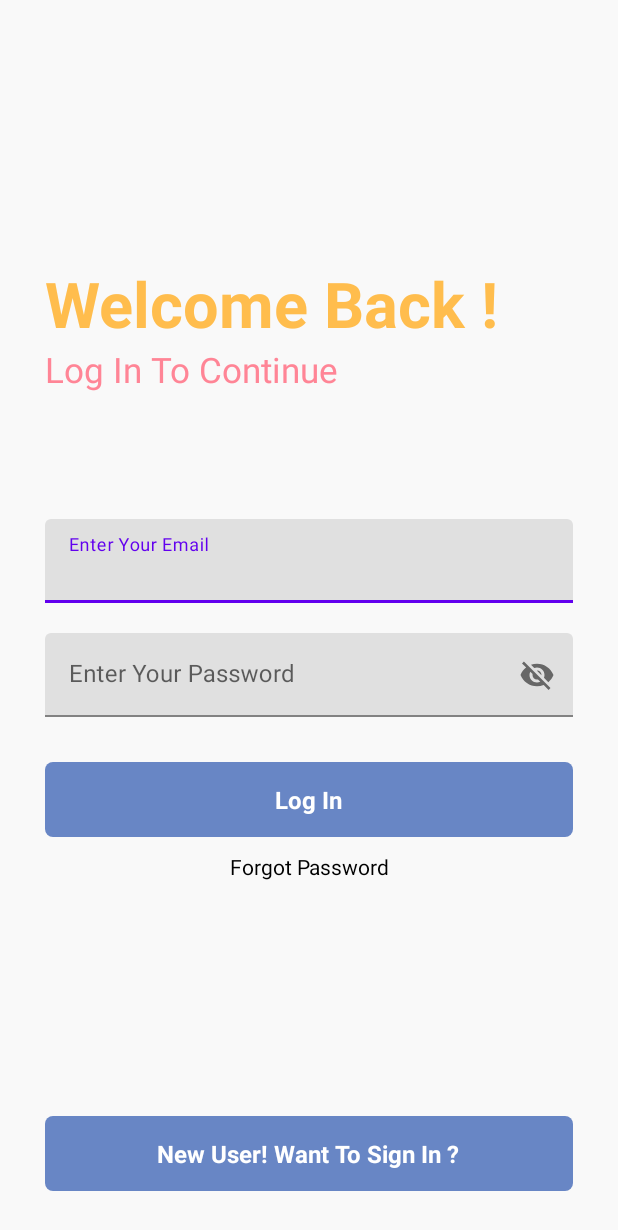
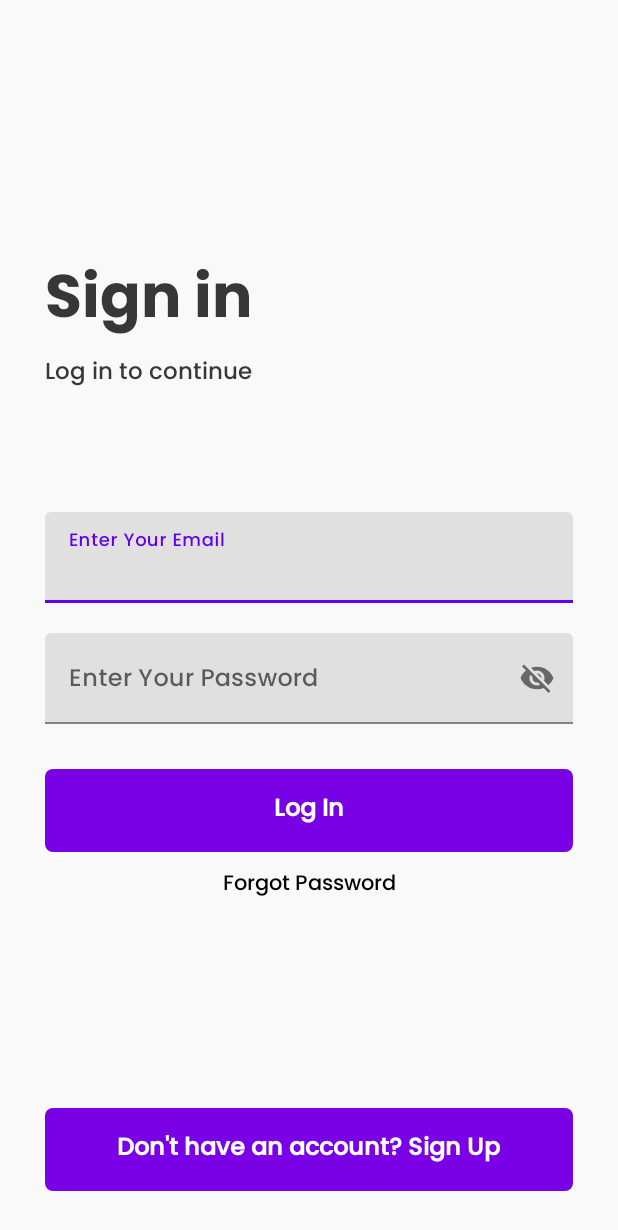
Before and after one commit to Glen1004/notesapp, an Android app: the screen it shows after launch (MainActivity), on a phone screen of 412 x 824 dp. Shown: the top 1230 px of the screen. Run offline under Robolectric (Android 15) with nearby library versions, the light colour scheme and no system bars; our stand-ins replace Firebase (no records; nobody signed in at launch, a user with empty details on screens opened directly).

Commit message:
updated UI of forgot, sign in, sign up

```diff
--- a/app/src/main/res/drawable/button_design.xml
+++ b/app/src/main/res/drawable/button_design.xml
@@ -1,7 +1,7 @@
 <?xml version="1.0" encoding="utf-8"?>
 <shape xmlns:android="http://schemas.android.com/apk/res/android">
 
-    <solid android:color="#6886c5">
+    <solid android:color="#7A00E6">
 
     </solid>
 
--- a/app/src/main/res/layout/activity_editnoteactivity.xml
+++ b/app/src/main/res/layout/activity_editnoteactivity.xml
@@ -19,6 +19,7 @@
             android:paddingTop="12dp"
             android:textSize="20sp"
             android:textStyle="bold"
+            android:fontFamily="@font/poppins_medium"
             android:textColor="@color/black"
             android:id="@+id/edittitleofnote" />
 
--- a/app/src/main/res/layout/activity_main.xml
+++ b/app/src/main/res/layout/activity_main.xml
@@ -41,9 +41,10 @@
         <TextView
             android:layout_width="match_parent"
             android:layout_height="wrap_content"
-            android:text="Welcome Back !"
-            android:textSize="42sp"
-            android:textColor="#FFBD4D"
+            android:fontFamily="@font/poppins_bold"
+            android:text="Sign in "
+            android:textColor="#383737 "
+            android:textSize="40sp"
             android:textStyle="bold">
 
         </TextView>
@@ -51,9 +52,10 @@
         <TextView
             android:layout_width="match_parent"
             android:layout_height="wrap_content"
-            android:text="Log In To Continue"
-            android:textSize="23sp"
-            android:textColor="#FF8596">
+            android:text="Log in to continue"
+            android:fontFamily="@font/poppins_medium"
+            android:textSize="15sp"
+            android:textColor="#383737">
 
         </TextView>
 
@@ -75,6 +77,7 @@
             android:layout_width="match_parent"
             android:layout_height="wrap_content"
             android:hint="Enter Your Email"
+            android:fontFamily="@font/poppins_medium"
             android:inputType="textEmailAddress"
             tools:ignore="SpeakableTextPresentCheck">
 
@@ -97,6 +100,7 @@
             android:layout_width="match_parent"
             android:layout_height="wrap_content"
             android:hint="Enter Your Password"
+            android:fontFamily="@font/poppins_medium"
             tools:ignore="SpeakableTextPresentCheck">
 
         </EditText>
@@ -106,7 +110,7 @@
 
     <RelativeLayout
         android:layout_width="match_parent"
-        android:layout_height="50dp"
+        android:layout_height="55dp"
         android:layout_marginLeft="30dp"
         android:layout_marginRight="30dp"
         android:layout_marginTop="30dp"
@@ -117,13 +121,13 @@
         <TextView
             android:layout_width="wrap_content"
             android:layout_height="wrap_content"
-            android:textStyle="bold"
+            android:layout_centerInParent="true"
             android:layout_marginStart="8dp"
+            android:text="Log In"
+            android:fontFamily="@font/poppins_medium"
+            android:textColor="@color/white"
             android:textSize="16sp"
-            android:text="Log In"
-            android:layout_centerInParent="true"
-            android:textColor="@color/white"
-            ></TextView>
+            android:textStyle="bold"></TextView>
 
     </RelativeLayout>
 
@@ -137,12 +141,13 @@
         android:textColor="@color/black"
         android:layout_below="@id/login"
         android:layout_marginTop="10dp"
+        android:fontFamily="@font/poppins_medium"
         android:textAlignment="center"
         ></TextView>
 
     <RelativeLayout
         android:layout_width="match_parent"
-        android:layout_height="50dp"
+        android:layout_height="55dp"
         android:layout_marginLeft="30dp"
         android:layout_marginRight="30dp"
         android:layout_marginBottom="30dp"
@@ -153,19 +158,15 @@
         <TextView
             android:layout_width="wrap_content"
             android:layout_height="wrap_content"
-            android:textStyle="bold"
+            android:layout_centerInParent="true"
             android:layout_marginStart="8dp"
+            android:fontFamily="@font/poppins_medium"
+            android:text="Don't have an account? Sign Up"
+            android:textColor="@color/white"
             android:textSize="16sp"
-            android:text="New User! Want To Sign In ?"
-            android:layout_centerInParent="true"
-            android:textColor="@color/white"
-            ></TextView>
+            android:textStyle="bold"></TextView>
 
     </RelativeLayout>
 
 
-
-
-
-
 </RelativeLayout>
--- a/app/src/main/res/layout/activity_notesactivity.xml
+++ b/app/src/main/res/layout/activity_notesactivity.xml
@@ -58,6 +58,7 @@
         android:layout_height="wrap_content"
         android:layout_marginTop="16dp"
         android:text="No Data."
+        android:fontFamily="@font/poppins_medium"
         android:textSize="20sp"
         android:alpha="0.4"
         android:visibility="gone"
--- a/app/src/main/res/menu/menu.xml
+++ b/app/src/main/res/menu/menu.xml
@@ -2,6 +2,8 @@
 <menu xmlns:android="http://schemas.android.com/apk/res/android">
 
     <item android:id="@+id/logout"
+        android:fontFamily="@font/poppins_bold"
+
         android:title="Logout">
 
     </item>
--- a/settings.gradle
+++ b/settings.gradle
@@ -1,2 +1,2 @@
 include ':app'
-rootProject.name = "NotesApptutorial"
+rootProject.name = "Notefy"
```
Also changed, not shown: app/src/main/res/layout/activity_createnote.xml (+6 -4 lines), app/src/main/res/layout/activity_fogotpassword.xml (+16 -8 lines), app/src/main/res/layout/activity_notedetails.xml (+5 -3 lines), app/src/main/res/layout/activity_signup.xml (+12 -6 lines), app/src/main/res/values/strings.xml (+6 -1 lines), app/src/main/res/font/poppins_black.ttf (added), app/src/main/res/font/poppins_bold.ttf (added), app/src/main/res/font/poppins_medium.ttf (added), app/src/main/res/font/poppins_regular.ttf (added).
